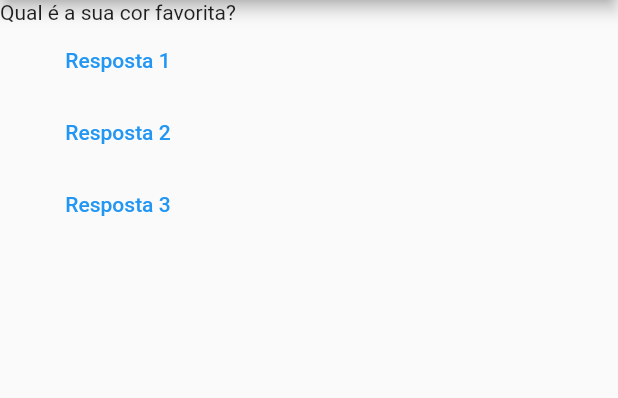
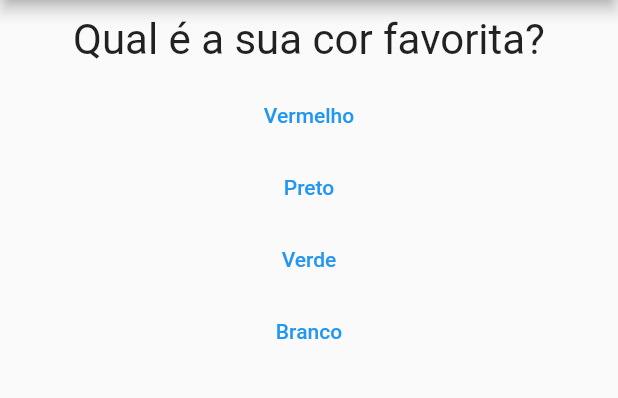
Before and after one commit to kessygodoy/Flutter, a Flutter app: the screen it shows after launch, on a phone screen of 412 x 824 dp, the part 84-482 px from its top. Run offline on Flutter 3.47's test engine with Material 2 defaults, Android fonts, the phone set to English and light mode, and no system bars.

Commit message:
fim dos estudos dia 9/11

```diff
--- a/curso_flutter/projeto_perguntas/lib/main.dart
+++ b/curso_flutter/projeto_perguntas/lib/main.dart
@@ -1,44 +1,83 @@
 import 'package:flutter/material.dart';
+import 'package:projeto_perguntas/questionario.dart';
+import 'package:projeto_perguntas/resultado.dart';
 
 void main() => runApp(PerguntaApp());
 
-class PerguntaAppState extends State<PerguntaApp> {
-  var perguntaSelecionada = 0;
+class _PerguntaAppState extends State<PerguntaApp> {
+  var _perguntaSelecionada = 0;
+  var _pontuacaoTotal = 0;
+  final _perguntas = const [
+    {
+      'texto': 'Qual é a sua cor favorita?',
+      'respostas': [
+        {'texto': 'Vermelho', 'pontuacao': 10},
+        {'texto': 'Preto', 'pontuacao': 5},
+        {'texto': 'Verde', 'pontuacao': 3},
+        {'texto': 'Branco', 'pontuacao': 1},
+      ],
+    },
+    {
+      'texto': 'Qual é o seu animal favorito?',
+      'respostas': [
+        {'texto': 'Coelho', 'pontuacao': 10},
+        {'texto': 'Cobra', 'pontuacao': 5},
+        {'texto': 'Elefante', 'pontuacao': 3},
+        {'texto': 'Leão', 'pontuacao': 1},
+      ],
+    },
+    {
+      'texto': 'Qual é o seu instrutor favorito?',
+      'respostas': [
+        {'texto': 'Kessy', 'pontuacao': 10},
+        {'texto': 'Maria', 'pontuacao': 5},
+        {'texto': 'leo', 'pontuacao': 3},
+        {'texto': 'Pedro', 'pontuacao': 1},
+      ],
+    },
+  ];
 
-  void responder() {
-    setState(() {
-      perguntaSelecionada++;
-    });
-    print(perguntaSelecionada);
+  void _responder(int pontuacao) {
+    if (temPerguntaSelecionada) {
+      setState(() {
+        _perguntaSelecionada++;
+        _pontuacaoTotal += pontuacao;
+      });
+      print(_pontuacaoTotal);
+    }
+    ;
+  }
+
+  bool get temPerguntaSelecionada {
+    return _perguntaSelecionada < _perguntas.length;
   }
 
   @override
   Widget build(BuildContext context) {
-    final perguntas = [
-      'Qual é a sua cor favorita?',
-      'Qual é o seu animal favorito?',
-    ];
-
+    // List<Widget> widgets =
+    //     respostas.map((texto) => Resposta(texto, _responder)).toList();
+    //-----------------------------------------------------------//
+    // for (var textoResp in _perguntas[_perguntaSelecionada].cast()['respostas']) {
+    //   respostas.add(Resposta(textoResp, _responder));
+    // }
     return MaterialApp(
       home: Scaffold(
         appBar: AppBar(
           title: Text('Perguntas'),
         ),
-        body: Column(
-          children: [
-            Text(perguntas[perguntaSelecionada]),
-            TextButton(onPressed: responder, child: Text('Resposta 1')),
-            TextButton(onPressed: responder, child: Text('Resposta 2')),
-            TextButton(onPressed: responder, child: Text('Resposta 3')),
-          ],
-        ),
+        body: temPerguntaSelecionada
+            ? Questionario(
+                perguntas: _perguntas,
+                perguntaSelecionada: _perguntaSelecionada,
+                quandoResponder: _responder)
+            : Resultado(_pontuacaoTotal),
       ),
     );
   }
 }
 
 class PerguntaApp extends StatefulWidget {
-  PerguntaAppState createState() {
-    return PerguntaAppState();
+  _PerguntaAppState createState() {
+    return _PerguntaAppState();
   }
 }
--- /dev/null
+++ b/curso_flutter/projeto_perguntas/lib/questao.dart
@@ -0,0 +1,20 @@
+import 'package:flutter/material.dart';
+
+class Questao extends StatelessWidget {
+  final String texto;
+  Questao(this.texto);
+  // const Questao({super.key});
+
+  @override
+  Widget build(BuildContext context) {
+    return Container(
+      width: double.infinity,
+      margin: EdgeInsets.all(10),
+      child: Text(
+        texto,
+        style: TextStyle(fontSize: 28),
+        textAlign: TextAlign.center,
+      ),
+    );
+  }
+}
--- /dev/null
+++ b/curso_flutter/projeto_perguntas/lib/questionario.dart
@@ -0,0 +1,38 @@
+import 'package:flutter/material.dart';
+import 'package:projeto_perguntas/questao.dart';
+import 'package:projeto_perguntas/resposta.dart';
+
+class Questionario extends StatelessWidget {
+  final List<Map<String, Object>> perguntas;
+  final int perguntaSelecionada;
+  final void Function(int) quandoResponder;
+
+  Questionario({
+    required this.perguntas,
+    required this.perguntaSelecionada,
+    required this.quandoResponder,
+  });
+
+  bool get temPerguntaSelecionada {
+    return perguntaSelecionada < perguntas.length;
+  }
+
+  @override
+  Widget build(BuildContext context) {
+    List<Map<String, Object>> respostas = temPerguntaSelecionada
+        ? perguntas[perguntaSelecionada].cast()['respostas']
+        : [];
+    return Column(
+      children: [
+        Questao(perguntas[perguntaSelecionada]['texto'].toString()),
+        // ...widgets,
+        ...respostas.map((resp) {
+          return Resposta(
+            resp['texto'].toString(),
+            () => quandoResponder(int.parse(resp['pontuacao'].toString())),
+          );
+        }).toList(),
+      ],
+    );
+  }
+}
--- /dev/null
+++ b/curso_flutter/projeto_perguntas/lib/resposta.dart
@@ -0,0 +1,18 @@
+import 'package:flutter/material.dart';
+
+class Resposta extends StatelessWidget {
+  final String texto;
+  final void Function() quandoSelecionado;
+
+  Resposta(this.texto, this.quandoSelecionado);
+
+  @override
+  Widget build(BuildContext context) {
+    return Container(
+      child: TextButton(
+        child: Text(texto),
+        onPressed: quandoSelecionado,
+      ),
+    );
+  }
+}
--- /dev/null
+++ b/curso_flutter/projeto_perguntas/lib/resultado.dart
@@ -0,0 +1,28 @@
+import 'package:flutter/material.dart';
+
+class Resultado extends StatelessWidget {
+  final int pontuacao;
+
+  Resultado(this.pontuacao);
+
+  String get fraseResultado {
+    if (pontuacao < 8) {
+      return 'Parabéns!';
+    } else if (pontuacao < 12) {
+      return 'Você é bom!';
+    } else if (pontuacao < 16) {
+      return 'Impressionante!';
+    } else {
+      return 'Nível JEDI!';
+    }
+  }
+
+  @override
+  Widget build(BuildContext context) {
+    return const Center(
+        child: Text(
+      'nao consegui fazer funcionar o fraseResultado',
+      style: TextStyle(fontSize: 28),
+    ));
+  }
+}
```
